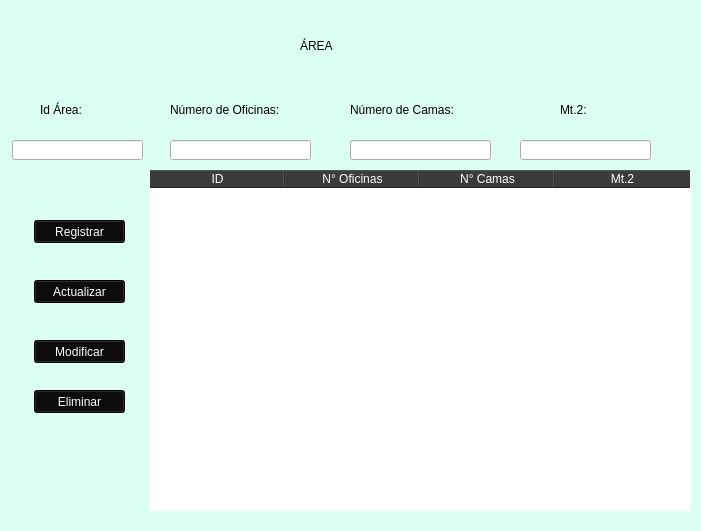
First picture: the form in UI/ventanaArea.ui, repository KevinValdezVargas/special-telegram, before the edit.
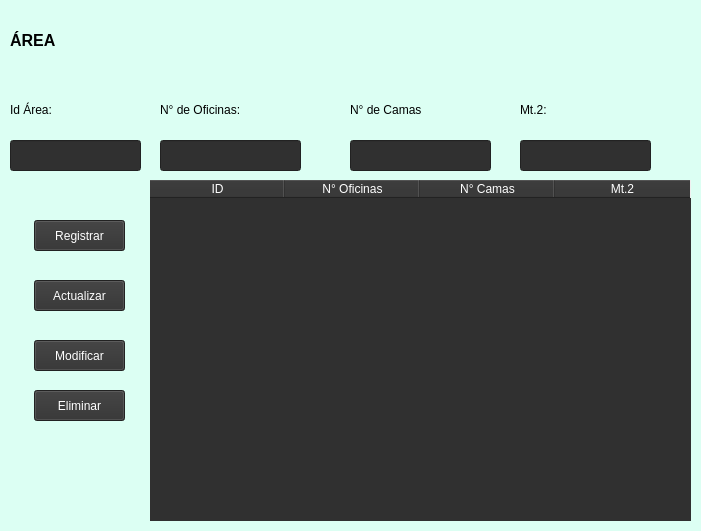
Second picture: the form after the edit. Icons and pictures are not drawn.

Patch:
```diff
--- a/UI/ventanaArea.ui
+++ b/UI/ventanaArea.ui
@@ -1,7 +1,7 @@
 <?xml version="1.0" encoding="UTF-8"?>
 <ui version="4.0">
- <class>MainWindow</class>
- <widget class="QMainWindow" name="MainWindow">
+ <class>mainWindow</class>
+ <widget class="QMainWindow" name="mainWindow">
   <property name="geometry">
    <rect>
     <x>0</x>
@@ -35,23 +35,23 @@
    </size>
   </property>
   <property name="windowTitle">
-   <string>MainWindow</string>
+   <string>Áreas Médicas</string>
   </property>
   <widget class="QWidget" name="centralwidget">
    <widget class="QLabel" name="label_2">
     <property name="geometry">
      <rect>
-      <x>170</x>
+      <x>160</x>
       <y>100</y>
-      <width>151</width>
+      <width>141</width>
       <height>20</height>
      </rect>
     </property>
     <property name="styleSheet">
-     <string notr="true">font: 75 12pt &quot;MS Shell Dlg 2&quot;;</string>
+     <string notr="true">font: 75 16pt &quot;MS Shell Dlg 2&quot;;</string>
     </property>
     <property name="text">
-     <string>Número de Oficinas:</string>
+     <string>N° de Oficinas:</string>
     </property>
    </widget>
    <widget class="QLabel" name="label_3">
@@ -64,23 +64,23 @@
      </rect>
     </property>
     <property name="styleSheet">
-     <string notr="true">font: 75 12pt &quot;MS Shell Dlg 2&quot;;</string>
+     <string notr="true">font: 75 16pt &quot;MS Shell Dlg 2&quot;;</string>
     </property>
     <property name="text">
-     <string>Número de Camas:</string>
+     <string>N° de Camas</string>
     </property>
    </widget>
    <widget class="QLabel" name="label_4">
     <property name="geometry">
      <rect>
-      <x>560</x>
+      <x>520</x>
       <y>100</y>
       <width>51</width>
       <height>20</height>
      </rect>
     </property>
     <property name="styleSheet">
-     <string notr="true">font: 75 12pt &quot;MS Shell Dlg 2&quot;;</string>
+     <string notr="true">font: 75 16pt &quot;MS Shell Dlg 2&quot;;</string>
     </property>
     <property name="text">
      <string>Mt.2:</string>
@@ -89,14 +89,15 @@
    <widget class="QLabel" name="label_5">
     <property name="geometry">
      <rect>
-      <x>40</x>
+      <x>10</x>
       <y>100</y>
-      <width>71</width>
+      <width>81</width>
       <height>20</height>
      </rect>
     </property>
     <property name="styleSheet">
-     <string notr="true">font: 75 12pt &quot;MS Shell Dlg 2&quot;;</string>
+     <string notr="true">
+font: 75 16pt &quot;MS Shell Dlg 2&quot;;</string>
     </property>
     <property name="text">
      <string>Id Área:</string>
@@ -105,22 +106,30 @@
    <widget class="QLineEdit" name="txtId">
     <property name="geometry">
      <rect>
-      <x>12</x>
+      <x>10</x>
       <y>140</y>
       <width>131</width>
-      <height>20</height>
+      <height>31</height>
      </rect>
     </property>
+    <property name="styleSheet">
+     <string notr="true">background-color: #303030;
+color: rgb(255, 255, 255);</string>
+    </property>
    </widget>
    <widget class="QLineEdit" name="txtNumeroOficinas">
     <property name="geometry">
      <rect>
-      <x>170</x>
+      <x>160</x>
       <y>140</y>
       <width>141</width>
-      <height>20</height>
+      <height>31</height>
      </rect>
     </property>
+    <property name="styleSheet">
+     <string notr="true">background-color: #303030;
+color: rgb(255, 255, 255);</string>
+    </property>
    </widget>
    <widget class="QLineEdit" name="txtNumeroCamas">
     <property name="geometry">
@@ -128,9 +137,13 @@
       <x>350</x>
       <y>140</y>
       <width>141</width>
-      <height>20</height>
+      <height>31</height>
      </rect>
     </property>
+    <property name="styleSheet">
+     <string notr="true">background-color: #303030;
+color: rgb(255, 255, 255);</string>
+    </property>
    </widget>
    <widget class="QLineEdit" name="txtMt2">
     <property name="geometry">
@@ -138,15 +151,19 @@
       <x>520</x>
       <y>140</y>
       <width>131</width>
-      <height>20</height>
+      <height>31</height>
      </rect>
     </property>
+    <property name="styleSheet">
+     <string notr="true">background-color: #303030;
+color: rgb(255, 255, 255);</string>
+    </property>
    </widget>
    <widget class="QTableWidget" name="tblAreas">
     <property name="geometry">
      <rect>
       <x>150</x>
-      <y>170</y>
+      <y>180</y>
       <width>541</width>
       <height>341</height>
      </rect>
@@ -156,11 +173,14 @@
 
 color: white;
 border:none;
-	font: 11pt &quot;MS Shell Dlg 2&quot;;
+font: 11pt &quot;MS Shell Dlg 2&quot;;
+background-color: #303030;
+
 }
 QHeaderView::section{
 background-color: #303030;
 color: white;
+
 }</string>
     </property>
     <attribute name="horizontalHeaderDefaultSectionSize">
@@ -193,13 +213,13 @@
       <x>34</x>
       <y>220</y>
       <width>91</width>
-      <height>23</height>
+      <height>31</height>
      </rect>
     </property>
     <property name="styleSheet">
      <string notr="true">font: 75 12pt &quot;MS Shell Dlg 2&quot;;
-background-color: rgb(9, 9, 9);
-color: rgb(253, 253, 253);</string>
+background-color: #303030;
+color: rgb(255, 255, 255);</string>
     </property>
     <property name="text">
      <string>Registrar</string>
@@ -211,13 +231,13 @@
       <x>34</x>
       <y>390</y>
       <width>91</width>
-      <height>23</height>
+      <height>31</height>
      </rect>
     </property>
     <property name="styleSheet">
      <string notr="true">font: 75 12pt &quot;MS Shell Dlg 2&quot;;
-background-color: rgb(9, 9, 9);
-color: rgb(253, 253, 253);</string>
+background-color: #303030;
+color: rgb(255, 255, 255);</string>
     </property>
     <property name="text">
      <string>Eliminar</string>
@@ -229,13 +249,13 @@
       <x>34</x>
       <y>340</y>
       <width>91</width>
-      <height>23</height>
+      <height>31</height>
      </rect>
     </property>
     <property name="styleSheet">
      <string notr="true">font: 75 12pt &quot;MS Shell Dlg 2&quot;;
-background-color: rgb(9, 9, 9);
-color: rgb(253, 253, 253);</string>
+background-color: #303030;
+color: rgb(255, 255, 255);</string>
     </property>
     <property name="text">
      <string>Modificar</string>
@@ -247,34 +267,18 @@
       <x>34</x>
       <y>280</y>
       <width>91</width>
-      <height>23</height>
+      <height>31</height>
      </rect>
     </property>
     <property name="styleSheet">
      <string notr="true">font: 75 12pt &quot;MS Shell Dlg 2&quot;;
-background-color: rgb(9, 9, 9);
-color: rgb(253, 253, 253);</string>
+background-color: #303030;
+color: rgb(255, 255, 255);</string>
     </property>
     <property name="text">
      <string>Actualizar</string>
     </property>
    </widget>
-   <widget class="QLabel" name="label">
-    <property name="geometry">
-     <rect>
-      <x>300</x>
-      <y>20</y>
-      <width>121</width>
-      <height>51</height>
-     </rect>
-    </property>
-    <property name="styleSheet">
-     <string notr="true">font: 75 28pt &quot;MS Shell Dlg 2&quot;;</string>
-    </property>
-    <property name="text">
-     <string>ÁREA</string>
-    </property>
-   </widget>
    <widget class="QLabel" name="label_6">
     <property name="geometry">
      <rect>
@@ -294,10 +298,10 @@
    <widget class="QLabel" name="label_7">
     <property name="geometry">
      <rect>
-      <x>560</x>
-      <y>20</y>
+      <x>570</x>
+      <y>10</y>
       <width>121</width>
-      <height>61</height>
+      <height>81</height>
      </rect>
     </property>
     <property name="text">
@@ -310,6 +314,26 @@
      <bool>true</bool>
     </property>
    </widget>
+   <widget class="QLabel" name="label_8">
+    <property name="geometry">
+     <rect>
+      <x>10</x>
+      <y>30</y>
+      <width>71</width>
+      <height>21</height>
+     </rect>
+    </property>
+    <property name="font">
+     <font>
+      <pointsize>12</pointsize>
+      <weight>75</weight>
+      <bold>true</bold>
+     </font>
+    </property>
+    <property name="text">
+     <string>ÁREA</string>
+    </property>
+   </widget>
    <zorder>label_6</zorder>
    <zorder>label_2</zorder>
    <zorder>label_3</zorder>
@@ -324,8 +348,8 @@
    <zorder>btnEliminar</zorder>
    <zorder>btnModificar</zorder>
    <zorder>btnActualizar</zorder>
-   <zorder>label</zorder>
    <zorder>label_7</zorder>
+   <zorder>label_8</zorder>
   </widget>
  </widget>
  <resources/>
```
